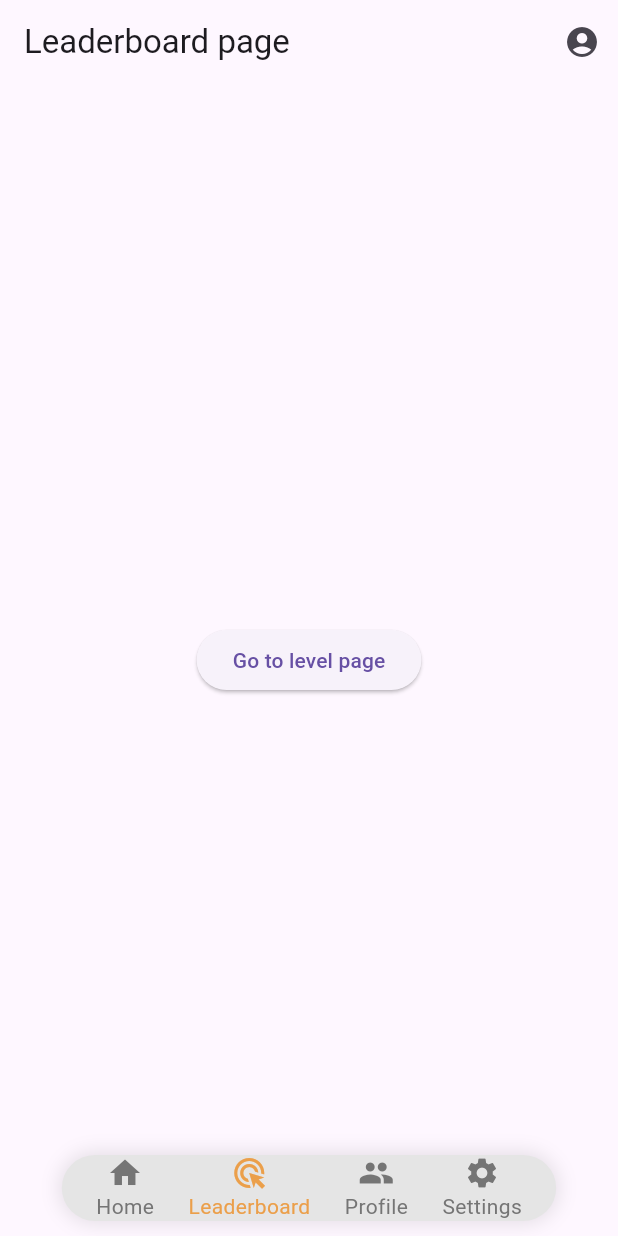
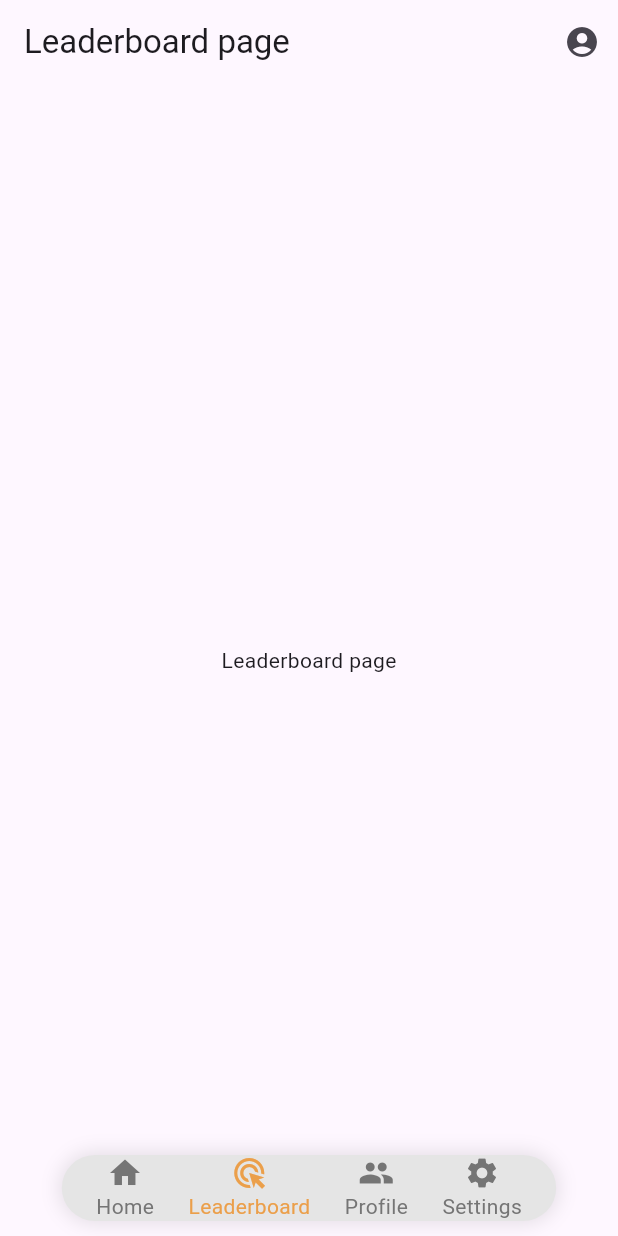
Before and after one commit to pieter0100/projektGrupowy, a Flutter app: the screen it shows after launch, item 2 of the bottom bar chosen, on a phone screen of 412 x 824 dp. Run offline on Flutter 3.47's test engine with Material 3 defaults, Android fonts, the phone set to English and light mode, and no system bars; our stand-ins replace go_router, hive, hive_flutter, logger; accounts and stored records are empty.

Commit message:
poprawa leaderboard

```diff
--- a/lib/screens/leaderboard_screen.dart
+++ b/lib/screens/leaderboard_screen.dart
@@ -17,10 +17,7 @@ class HomeScreen extends StatelessWidget {
         ],
       ),
       body: Center(
-        child: ElevatedButton(
-          onPressed: () => context.go('/level'),
-          child: Text('Go to level page'),
-        ),
+        child: Text('Leaderboard page')
       ),
     );
   }
```
